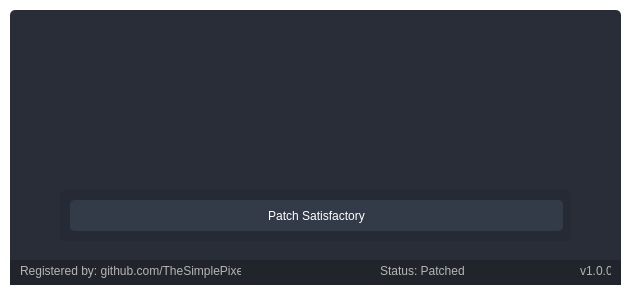
TheSimplePixel/satisifactory_client_configurator, file ui/main.ui: the form before one commit.
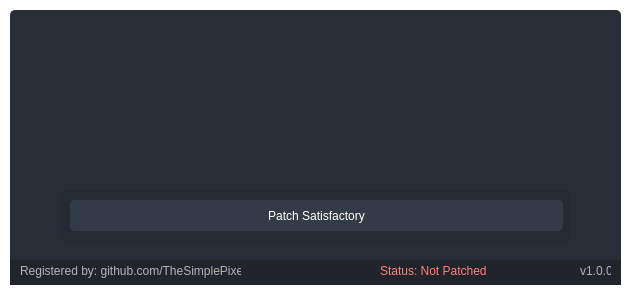
The form after the commit.

What changed in the file:
```diff
--- a/ui/main.ui
+++ b/ui/main.ui
@@ -384,10 +384,10 @@
       </font>
      </property>
      <property name="styleSheet">
-      <string notr="true">color: rgb(180, 180, 180);</string>
+      <string notr="true">color: rgb(255, 127, 127);</string>
      </property>
      <property name="text">
-      <string>Status: Patched</string>
+      <string>Status: Not Patched</string>
      </property>
     </widget>
     <widget class="QLabel" name="version">
```
